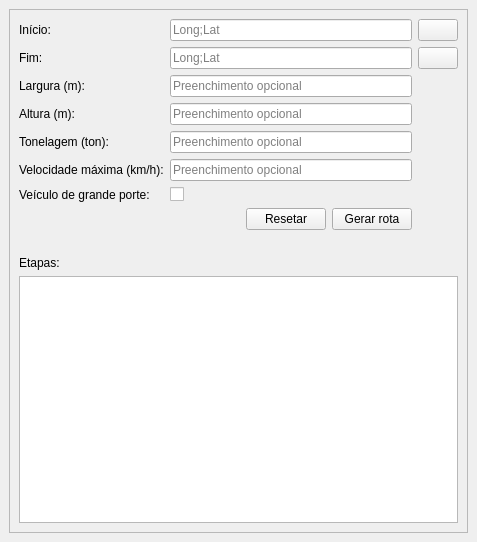
Above: uis/routeGeneratorDock.ui from 1cgeo/route_mapping before the change. Below: the same form after it.
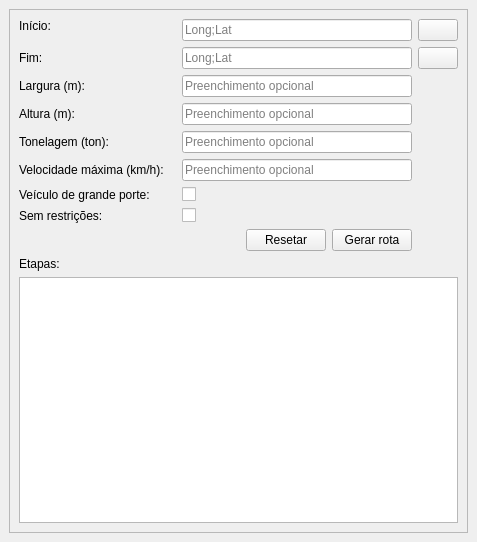
That is the form after the change.

Commit message: add route without restriction

Patch:
```diff
--- a/uis/routeGeneratorDock.ui
+++ b/uis/routeGeneratorDock.ui
@@ -26,68 +26,100 @@
          <x>0</x>
          <y>0</y>
          <width>457</width>
-         <height>501</height>
+         <height>497</height>
         </rect>
        </property>
        <layout class="QGridLayout" name="gridLayout_2">
-        <item row="0" column="0">
+        <item row="9" column="4">
+         <widget class="QPushButton" name="resetBtn">
+          <property name="text">
+           <string>Resetar</string>
+          </property>
+         </widget>
+        </item>
+        <item row="3" column="0" colspan="2">
+         <widget class="QLabel" name="label_4">
+          <property name="text">
+           <string>Largura (m):</string>
+          </property>
+         </widget>
+        </item>
+        <item row="0" column="6" rowspan="2">
+         <widget class="QPushButton" name="sourceCoordBtn">
+          <property name="sizePolicy">
+           <sizepolicy hsizetype="Fixed" vsizetype="Fixed">
+            <horstretch>0</horstretch>
+            <verstretch>0</verstretch>
+           </sizepolicy>
+          </property>
+          <property name="text">
+           <string/>
+          </property>
+         </widget>
+        </item>
+        <item row="0" column="0" colspan="2">
          <widget class="QLabel" name="label">
           <property name="text">
            <string>Início:</string>
           </property>
          </widget>
         </item>
-        <item row="0" column="1" rowspan="2">
-         <widget class="QPushButton" name="changeCoordBtn">
-          <property name="sizePolicy">
-           <sizepolicy hsizetype="Fixed" vsizetype="Fixed">
-            <horstretch>0</horstretch>
-            <verstretch>0</verstretch>
-           </sizepolicy>
-          </property>
-          <property name="text">
-           <string/>
-          </property>
-          <property name="flat">
-           <bool>true</bool>
-          </property>
-         </widget>
-        </item>
-        <item row="0" column="2" colspan="3">
+        <item row="0" column="3" rowspan="2" colspan="3">
          <widget class="QLineEdit" name="sourceCoordLe">
           <property name="placeholderText">
            <string>Long;Lat</string>
           </property>
          </widget>
         </item>
-        <item row="0" column="5">
-         <widget class="QPushButton" name="sourceCoordBtn">
-          <property name="sizePolicy">
-           <sizepolicy hsizetype="Fixed" vsizetype="Fixed">
-            <horstretch>0</horstretch>
-            <verstretch>0</verstretch>
-           </sizepolicy>
-          </property>
-          <property name="text">
-           <string/>
-          </property>
-         </widget>
-        </item>
-        <item row="1" column="0">
+        <item row="2" column="0" colspan="2">
          <widget class="QLabel" name="label_2">
           <property name="text">
            <string>Fim:</string>
           </property>
          </widget>
         </item>
-        <item row="1" column="2" colspan="3">
+        <item row="2" column="3" colspan="3">
          <widget class="QLineEdit" name="targetCoordLe">
           <property name="placeholderText">
            <string>Long;Lat</string>
           </property>
          </widget>
         </item>
-        <item row="1" column="5">
+        <item row="9" column="5">
+         <widget class="QPushButton" name="runBtn">
+          <property name="text">
+           <string>Gerar rota</string>
+          </property>
+         </widget>
+        </item>
+        <item row="10" column="0" colspan="2">
+         <widget class="QLabel" name="label_3">
+          <property name="sizePolicy">
+           <sizepolicy hsizetype="Fixed" vsizetype="Fixed">
+            <horstretch>0</horstretch>
+            <verstretch>0</verstretch>
+           </sizepolicy>
+          </property>
+          <property name="text">
+           <string>Etapas:</string>
+          </property>
+         </widget>
+        </item>
+        <item row="6" column="0" colspan="3">
+         <widget class="QLabel" name="label_7">
+          <property name="text">
+           <string>Velocidade máxima (km/h):</string>
+          </property>
+         </widget>
+        </item>
+        <item row="6" column="3" colspan="3">
+         <widget class="QLineEdit" name="maximumSpeedLe">
+          <property name="placeholderText">
+           <string>Preenchimento opcional</string>
+          </property>
+         </widget>
+        </item>
+        <item row="2" column="6">
          <widget class="QPushButton" name="targetCoordBtn">
           <property name="sizePolicy">
            <sizepolicy hsizetype="Fixed" vsizetype="Fixed">
@@ -100,77 +132,28 @@
           </property>
          </widget>
         </item>
-        <item row="2" column="0">
-         <widget class="QLabel" name="label_4">
-          <property name="text">
-           <string>Largura (m):</string>
-          </property>
-         </widget>
-        </item>
-        <item row="2" column="2" colspan="3">
-         <widget class="QLineEdit" name="widthLe">
-          <property name="placeholderText">
-           <string>Preenchimento opcional</string>
-          </property>
-         </widget>
-        </item>
-        <item row="3" column="0">
-         <widget class="QLabel" name="label_5">
-          <property name="text">
-           <string>Altura (m):</string>
-          </property>
-         </widget>
-        </item>
-        <item row="3" column="2" colspan="3">
-         <widget class="QLineEdit" name="heightLe">
-          <property name="placeholderText">
-           <string>Preenchimento opcional</string>
-          </property>
-         </widget>
-        </item>
-        <item row="4" column="0">
+        <item row="5" column="0" colspan="2">
          <widget class="QLabel" name="label_6">
           <property name="text">
            <string>Tonelagem (ton):</string>
           </property>
          </widget>
         </item>
-        <item row="4" column="2" colspan="3">
+        <item row="5" column="3" colspan="3">
          <widget class="QLineEdit" name="tonnageLe">
           <property name="placeholderText">
            <string>Preenchimento opcional</string>
           </property>
          </widget>
         </item>
-        <item row="5" column="0" colspan="2">
-         <widget class="QLabel" name="label_7">
-          <property name="text">
-           <string>Velocidade máxima (km/h):</string>
-          </property>
-         </widget>
-        </item>
-        <item row="5" column="2" colspan="3">
-         <widget class="QLineEdit" name="maximumSpeedLe">
-          <property name="placeholderText">
-           <string>Preenchimento opcional</string>
-          </property>
-         </widget>
-        </item>
-        <item row="6" column="0" colspan="2">
-         <widget class="QLabel" name="label_8">
-          <property name="text">
-           <string>Veículo de grande porte:</string>
-          </property>
-         </widget>
-        </item>
-        <item row="6" column="2">
-         <widget class="QCheckBox" name="largeVehicleCbx">
+        <item row="9" column="0">
+         <widget class="QLabel" name="routeInfoLb">
           <property name="text">
            <string/>
           </property>
          </widget>
         </item>
-        <item row="7" column="0" colspan="3">
+        <item row="9" column="1" colspan="3">
          <spacer name="horizontalSpacer">
           <property name="orientation">
            <enum>Qt::Horizontal</enum>
@@ -184,42 +167,73 @@
          </spacer>
         </item>
         <item row="7" column="3">
-         <widget class="QPushButton" name="resetBtn">
+         <widget class="QCheckBox" name="largeVehicleCbx">
           <property name="text">
-           <string>Resetar</string>
+           <string/>
           </property>
          </widget>
         </item>
-        <item row="7" column="4">
-         <widget class="QPushButton" name="runBtn">
+        <item row="7" column="0" colspan="3">
+         <widget class="QLabel" name="label_8">
           <property name="text">
-           <string>Gerar rota</string>
+           <string>Veículo de grande porte:</string>
           </property>
          </widget>
         </item>
-        <item row="8" column="0">
-         <widget class="QLabel" name="routeInfoLb">
+        <item row="4" column="3" colspan="3">
+         <widget class="QLineEdit" name="heightLe">
+          <property name="placeholderText">
+           <string>Preenchimento opcional</string>
+          </property>
+         </widget>
+        </item>
+        <item row="8" column="3">
+         <widget class="QCheckBox" name="withoutRestrictionCbx">
           <property name="text">
            <string/>
           </property>
          </widget>
         </item>
-        <item row="9" column="0">
-         <widget class="QLabel" name="label_3">
-          <property name="sizePolicy">
-           <sizepolicy hsizetype="Fixed" vsizetype="Fixed">
-            <horstretch>0</horstretch>
-            <verstretch>0</verstretch>
-           </sizepolicy>
+        <item row="8" column="0" colspan="3">
+         <widget class="QLabel" name="label_9">
+          <property name="text">
+           <string>Sem restrições:</string>
           </property>
+         </widget>
+        </item>
+        <item row="3" column="3" colspan="3">
+         <widget class="QLineEdit" name="widthLe">
+          <property name="placeholderText">
+           <string>Preenchimento opcional</string>
+          </property>
+         </widget>
+        </item>
+        <item row="4" column="0" colspan="2">
+         <widget class="QLabel" name="label_5">
           <property name="text">
-           <string>Etapas:</string>
+           <string>Altura (m):</string>
           </property>
          </widget>
         </item>
-        <item row="10" column="0" colspan="6">
+        <item row="11" column="0" colspan="7">
          <widget class="QListWidget" name="stepsListWidget"/>
         </item>
+        <item row="0" column="2" rowspan="3">
+         <widget class="QPushButton" name="changeCoordBtn">
+          <property name="sizePolicy">
+           <sizepolicy hsizetype="Fixed" vsizetype="Fixed">
+            <horstretch>0</horstretch>
+            <verstretch>0</verstretch>
+           </sizepolicy>
+          </property>
+          <property name="text">
+           <string/>
+          </property>
+          <property name="flat">
+           <bool>true</bool>
+          </property>
+         </widget>
+        </item>
        </layout>
       </widget>
      </widget>
```
The commit also changes 5 other files.
